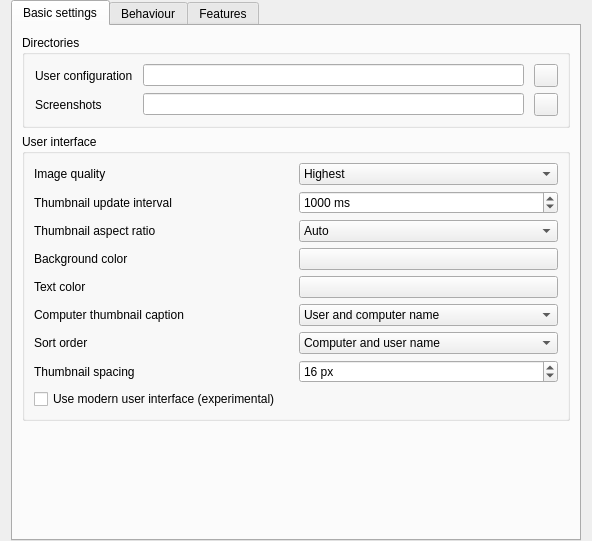
Before: the Qt Designer form configurator/src/MasterConfigurationPage.ui in veyon/veyon, drawn with Qt 5.
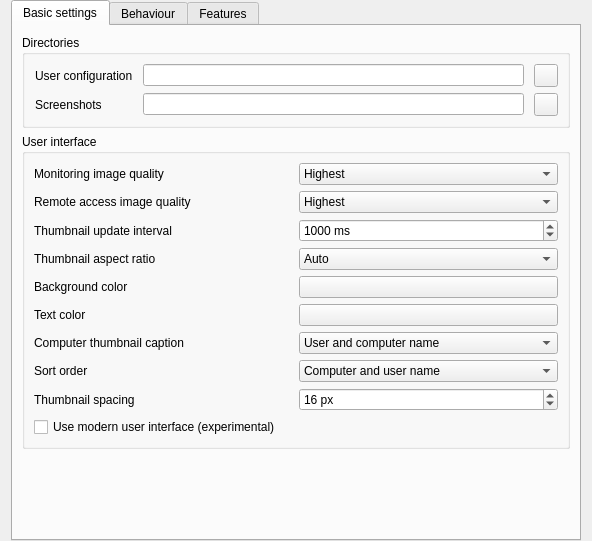
After: the same form once the commit is applied. Icons and pictures are not drawn.

Commit message: VeyonConfigurationProperties: add remoteAccessImageQuality property

Diff of the .ui file:
```diff
--- a/configurator/src/MasterConfigurationPage.ui
+++ b/configurator/src/MasterConfigurationPage.ui
@@ -76,93 +76,50 @@
           <string>User interface</string>
          </property>
          <layout class="QGridLayout" name="gridLayout_2">
+          <item row="4" column="0">
+           <widget class="QLabel" name="label_6">
+            <property name="text">
+             <string>Background color</string>
+            </property>
+           </widget>
+          </item>
+          <item row="4" column="1">
+           <widget class="QPushButton" name="computerMonitoringBackgroundColor"/>
+          </item>
           <item row="2" column="1">
-           <widget class="QComboBox" name="computerMonitoringAspectRatio">
-            <item>
-             <property name="text">
-              <string>Auto</string>
-             </property>
-            </item>
-            <item>
-             <property name="text">
-              <string notr="true">16:9</string>
-             </property>
-            </item>
-            <item>
-             <property name="text">
-              <string notr="true">16:10</string>
-             </property>
-            </item>
-            <item>
-             <property name="text">
-              <string notr="true">3:2</string>
-             </property>
-            </item>
-            <item>
-             <property name="text">
-              <string notr="true">4:3</string>
-             </property>
-            </item>
+           <widget class="QSpinBox" name="computerMonitoringUpdateInterval">
+            <property name="suffix">
+             <string> ms</string>
+            </property>
+            <property name="minimum">
+             <number>250</number>
+            </property>
+            <property name="maximum">
+             <number>10000</number>
+            </property>
+            <property name="singleStep">
+             <number>250</number>
+            </property>
+            <property name="value">
+             <number>1000</number>
+            </property>
            </widget>
           </item>
           <item row="7" column="0">
-           <widget class="QLabel" name="label_11">
+           <widget class="QLabel" name="label_10">
             <property name="text">
-             <string>Thumbnail spacing</string>
+             <string>Sort order</string>
             </property>
            </widget>
           </item>
-          <item row="8" column="0" colspan="2">
-           <widget class="QCheckBox" name="modernUserInterface">
+          <item row="0" column="0">
+           <widget class="QLabel" name="label_13">
             <property name="text">
-             <string>Use modern user interface (experimental)</string>
+             <string>Monitoring image quality</string>
             </property>
            </widget>
           </item>
-          <item row="5" column="1">
-           <widget class="QComboBox" name="computerDisplayRoleContent">
-            <item>
-             <property name="text">
-              <string>User and computer name</string>
-             </property>
-            </item>
-            <item>
-             <property name="text">
-              <string>Only user name</string>
-             </property>
-            </item>
-            <item>
-             <property name="text">
-              <string>Only computer name</string>
-             </property>
-            </item>
-           </widget>
-          </item>
-          <item row="5" column="0">
-           <widget class="QLabel" name="label_8">
-            <property name="text">
-             <string>Computer thumbnail caption</string>
-            </property>
-           </widget>
-          </item>
-          <item row="4" column="1">
-           <widget class="QPushButton" name="computerMonitoringTextColor"/>
-          </item>
-          <item row="4" column="0">
-           <widget class="QLabel" name="label_9">
-            <property name="text">
-             <string>Text color</string>
-            </property>
-           </widget>
-          </item>
-          <item row="2" column="0">
-           <widget class="QLabel" name="label_12">
-            <property name="text">
-             <string>Thumbnail aspect ratio</string>
-            </property>
-           </widget>
-          </item>
-          <item row="7" column="1">
+          <item row="8" column="1">
            <widget class="QSpinBox" name="computerMonitoringThumbnailSpacing">
             <property name="suffix">
              <string> px</string>
@@ -181,7 +138,24 @@
             </property>
            </widget>
           </item>
-          <item row="6" column="1">
+          <item row="8" column="0">
+           <widget class="QLabel" name="label_11">
+            <property name="text">
+             <string>Thumbnail spacing</string>
+            </property>
+           </widget>
+          </item>
+          <item row="6" column="0">
+           <widget class="QLabel" name="label_8">
+            <property name="text">
+             <string>Computer thumbnail caption</string>
+            </property>
+           </widget>
+          </item>
+          <item row="5" column="1">
+           <widget class="QPushButton" name="computerMonitoringTextColor"/>
+          </item>
+          <item row="7" column="1">
            <widget class="QComboBox" name="computerMonitoringSortOrder">
             <item>
              <property name="text">
@@ -200,51 +174,120 @@
             </item>
            </widget>
           </item>
-          <item row="3" column="1">
-           <widget class="QPushButton" name="computerMonitoringBackgroundColor"/>
+          <item row="0" column="1">
+           <widget class="QComboBox" name="computerMonitoringImageQuality">
+            <item>
+             <property name="text">
+              <string>Highest</string>
+             </property>
+            </item>
+            <item>
+             <property name="text">
+              <string>High</string>
+             </property>
+            </item>
+            <item>
+             <property name="text">
+              <string>Medium</string>
+             </property>
+            </item>
+            <item>
+             <property name="text">
+              <string>Low</string>
+             </property>
+            </item>
+            <item>
+             <property name="text">
+              <string>Lowest</string>
+             </property>
+            </item>
+           </widget>
           </item>
-          <item row="1" column="0">
+          <item row="6" column="1">
+           <widget class="QComboBox" name="computerDisplayRoleContent">
+            <item>
+             <property name="text">
+              <string>User and computer name</string>
+             </property>
+            </item>
+            <item>
+             <property name="text">
+              <string>Only user name</string>
+             </property>
+            </item>
+            <item>
+             <property name="text">
+              <string>Only computer name</string>
+             </property>
+            </item>
+           </widget>
+          </item>
+          <item row="3" column="0">
+           <widget class="QLabel" name="label_12">
+            <property name="text">
+             <string>Thumbnail aspect ratio</string>
+            </property>
+           </widget>
+          </item>
+          <item row="2" column="0">
            <widget class="QLabel" name="label_7">
             <property name="text">
              <string>Thumbnail update interval</string>
             </property>
            </widget>
           </item>
-          <item row="0" column="0">
-           <widget class="QLabel" name="label_13">
+          <item row="5" column="0">
+           <widget class="QLabel" name="label_9">
             <property name="text">
-             <string>Image quality</string>
+             <string>Text color</string>
+            </property>
+           </widget>
+          </item>
+          <item row="3" column="1">
+           <widget class="QComboBox" name="computerMonitoringAspectRatio">
+            <item>
+             <property name="text">
+              <string>Auto</string>
+             </property>
+            </item>
+            <item>
+             <property name="text">
+              <string notr="true">16:9</string>
+             </property>
+            </item>
+            <item>
+             <property name="text">
+              <string notr="true">16:10</string>
+             </property>
+            </item>
+            <item>
+             <property name="text">
+              <string notr="true">3:2</string>
+             </property>
+            </item>
+            <item>
+             <property name="text">
+              <string notr="true">4:3</string>
+             </property>
+            </item>
+           </widget>
+          </item>
+          <item row="9" column="0" colspan="2">
+           <widget class="QCheckBox" name="modernUserInterface">
+            <property name="text">
+             <string>Use modern user interface (experimental)</string>
+            </property>
+           </widget>
+          </item>
+          <item row="1" column="0">
+           <widget class="QLabel" name="label_14">
+            <property name="text">
+             <string>Remote access image quality</string>
             </property>
            </widget>
           </item>
           <item row="1" column="1">
-           <widget class="QSpinBox" name="computerMonitoringUpdateInterval">
-            <property name="suffix">
-             <string> ms</string>
-            </property>
-            <property name="minimum">
-             <number>250</number>
-            </property>
-            <property name="maximum">
-             <number>10000</number>
-            </property>
-            <property name="singleStep">
-             <number>250</number>
-            </property>
-            <property name="value">
-             <number>1000</number>
-            </property>
-           </widget>
-          </item>
-          <item row="6" column="0">
-           <widget class="QLabel" name="label_10">
-            <property name="text">
-             <string>Sort order</string>
-            </property>
-           </widget>
-          </item>
-          <item row="0" column="1">
-           <widget class="QComboBox" name="computerMonitoringImageQuality">
+           <widget class="QComboBox" name="remoteAccessImageQuality">
             <item>
              <property name="text">
               <string>Highest</string>
@@ -272,13 +315,6 @@
             </item>
            </widget>
           </item>
-          <item row="3" column="0">
-           <widget class="QLabel" name="label_6">
-            <property name="text">
-             <string>Background color</string>
-            </property>
-           </widget>
-          </item>
          </layout>
         </widget>
        </item>
```
Left out of the diff: 1 changed line with no effect on the pictures. The commit also changes 1 other file.
